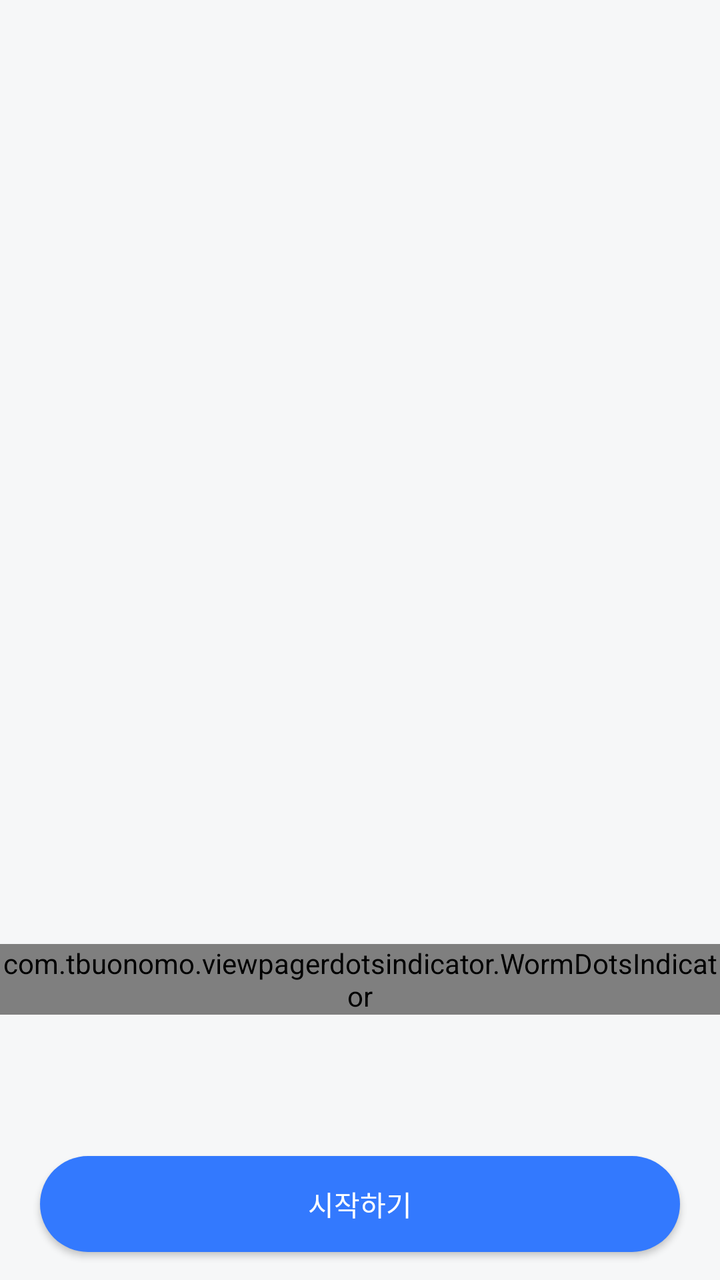
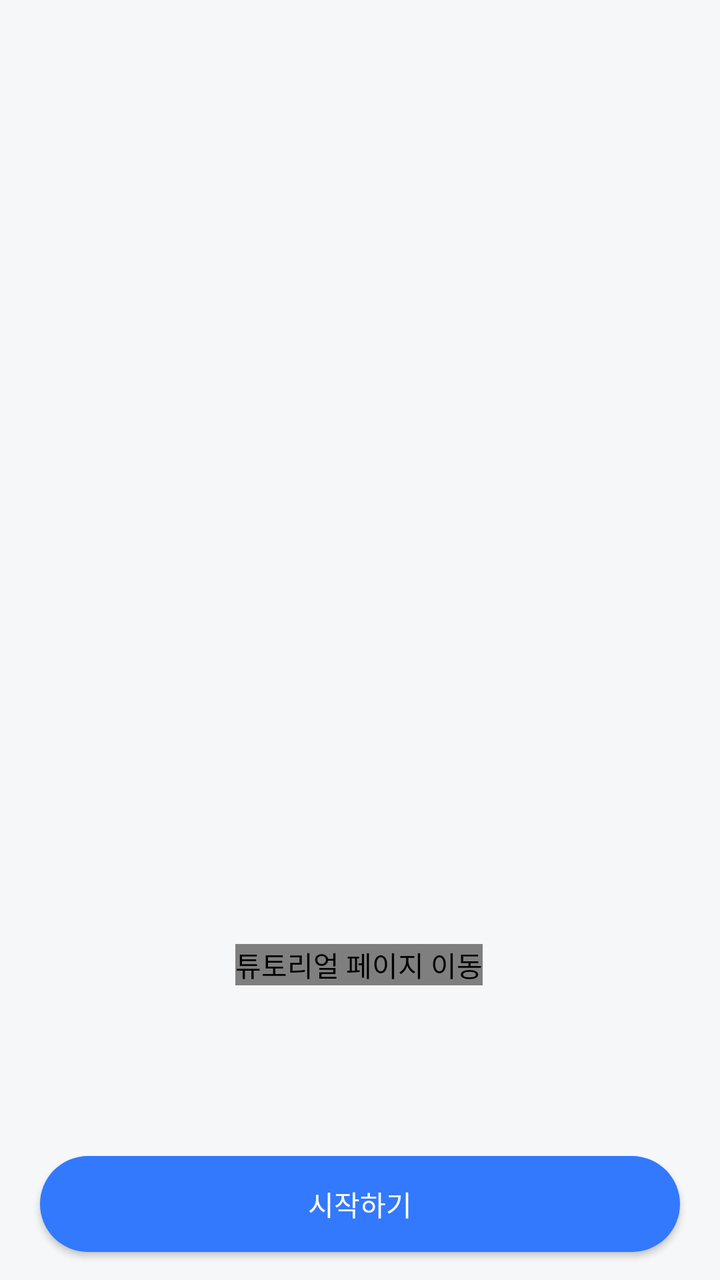

Before-and-after screenshots of an Android layout around one commit, followed by the original layout XML and the change that was made.
<!-- AndroidManifest.xml: application theme Theme.BeYourEyes -->
<!-- res/layout/activity_onboarding.xml -->
<androidx.constraintlayout.widget.ConstraintLayout
    xmlns:android="http://schemas.android.com/apk/res/android"
    xmlns:app="http://schemas.android.com/apk/res-auto"
    xmlns:tools="http://schemas.android.com/tools"
    android:layout_width="match_parent"
    android:layout_height="match_parent"
    android:background="@color/gray_50"
    tools:context=".OnboardingActivity">


    <androidx.viewpager.widget.ViewPager
        android:id="@+id/register_viewpager"
        android:layout_width="match_parent"
        android:layout_height="0dp"
        android:contentDescription="프래그먼트 슬라이더"
        app:layout_constraintEnd_toEndOf="parent"
        app:layout_constraintHeight_percent="0.7"
        app:layout_constraintHorizontal_bias="0.0"
        app:layout_constraintStart_toStartOf="parent"
        app:layout_constraintTop_toTopOf="parent" />

    <com.tbuonomo.viewpagerdotsindicator.WormDotsIndicator
        android:id="@+id/dots_indicator"
        android:layout_width="wrap_content"
        android:layout_height="wrap_content"
        android:layout_marginTop="24dp"
        app:dotsColor="@color/gray_900"
        app:dotsCornerRadius="10dp"
        app:dotsStrokeWidth="3.5dp"
        app:dotsStrokeColor="@color/gray_300"
        app:dotsSize="7dp"
        app:dotsWidthFactor="1"
        app:dotsSpacing="4dp"
        app:layout_constraintEnd_toEndOf="parent"
        app:layout_constraintHorizontal_bias="0.498"
        app:layout_constraintStart_toStartOf="parent"
        app:layout_constraintTop_toBottomOf="@+id/register_viewpager"
        app:progressMode="true" />

    <androidx.appcompat.widget.AppCompatButton
        android:id="@+id/button"
        android:layout_width="0dp"
        android:layout_height="48dp"
        android:layout_marginStart="20dp"
        android:layout_marginEnd="20dp"
        android:layout_marginBottom="14dp"
        android:background="@drawable/shape_button_b500_24"
        android:text="@string/gobutton"
        android:fontFamily="@font/wanted_sans_bold"
        android:textSize="14sp"
        android:textColor="@color/white"
        app:layout_constraintBottom_toBottomOf="parent"
        app:layout_constraintEnd_toEndOf="parent"
        app:layout_constraintStart_toStartOf="parent" />

</androidx.constraintlayout.widget.ConstraintLayout>
<!-- resources referenced by this layout -->
<resources>
  <color name="gray_300">#C1C5CF</color>
  <color name="gray_50">#F6F7F8</color>
  <color name="gray_900">#4D4E5B</color>
  <color name="white">#FFFFFF</color>
  <!-- drawable shape_button_b500_24 (drawable) -->
  <?xml version="1.0" encoding="utf-8"?>
  <shape xmlns:android="http://schemas.android.com/apk/res/android"
      android:shape="rectangle">
      <solid android:color="@color/blue_500" /> 
      <size android:width="60dp" android:height="45dp" /> 
      <corners android:radius="24dp" /> 
  </shape>
  <string name="gobutton">시작하기</string>
  <style name="Theme.BeYourEyes" parent="Theme.MaterialComponents.Light.NoActionBar">
          
          <item name="colorPrimary">@color/blue_500</item>
          <item name="colorPrimaryVariant">@color/blue_700</item>
          <item name="colorOnPrimary">@color/white</item>
          
          <item name="colorSecondary">@color/teal_200</item>
          <item name="colorSecondaryVariant">@color/teal_700</item>
          <item name="colorOnSecondary">@color/black</item>
          
          <item name="android:statusBarColor">@color/gray_50</item>
          <item name="android:windowLightStatusBar">true</item>
          <item name="android:navigationBarColor">@color/gray_50</item>
          
          <item name="chipStyle">@style/TextChipStyle</item>
      </style>
  <color name="blue_500">#3379FE</color>
  <color name="blue_700">#1543E0</color>
  <color name="teal_200">#FF03DAC5</color>
  <color name="teal_700">#FF018786</color>
  <color name="black">#FF000000</color>
  <style name="TextChipStyle" parent="Widget.MaterialComponents.Chip.Choice">
          <item name="chipCornerRadius">10dp</item>
          <item name="chipMinHeight">58dp</item>
          <item name="chipBackgroundColor">@color/chip_bg_color</item>
          <item name="android:textColor">@color/chip_text_color</item>
          <item name="chipStrokeColor">@color/chip_stroke_color</item>
          <item name="chipStrokeWidth">2dp</item>
          <item name="android:textAlignment">center</item>
          <item name="fontFamily">@font/wanted_sans_semi_bold</item>
          <item name="android:textSize">16sp</item>
          <item name="android:paddingTop">14dp</item>
          <item name="android:paddingBottom">14dp</item>
      </style>
</resources>

<!-- the commit's change to res/layout/activity_onboarding.xml (unified diff, before → after) -->
@@ -12,7 +12,7 @@
         android:id="@+id/register_viewpager"
         android:layout_width="match_parent"
         android:layout_height="0dp"
-        android:contentDescription="프래그먼트 슬라이더"
+        android:contentDescription="튜토리얼"
         app:layout_constraintEnd_toEndOf="parent"
         app:layout_constraintHeight_percent="0.7"
         app:layout_constraintHorizontal_bias="0.0"
@@ -35,7 +35,8 @@
         app:layout_constraintHorizontal_bias="0.498"
         app:layout_constraintStart_toStartOf="parent"
         app:layout_constraintTop_toBottomOf="@+id/register_viewpager"
-        app:progressMode="true" />
+        app:progressMode="true"
+        android:contentDescription="튜토리얼 페이지 이동"/>
 
     <androidx.appcompat.widget.AppCompatButton
         android:id="@+id/button"
